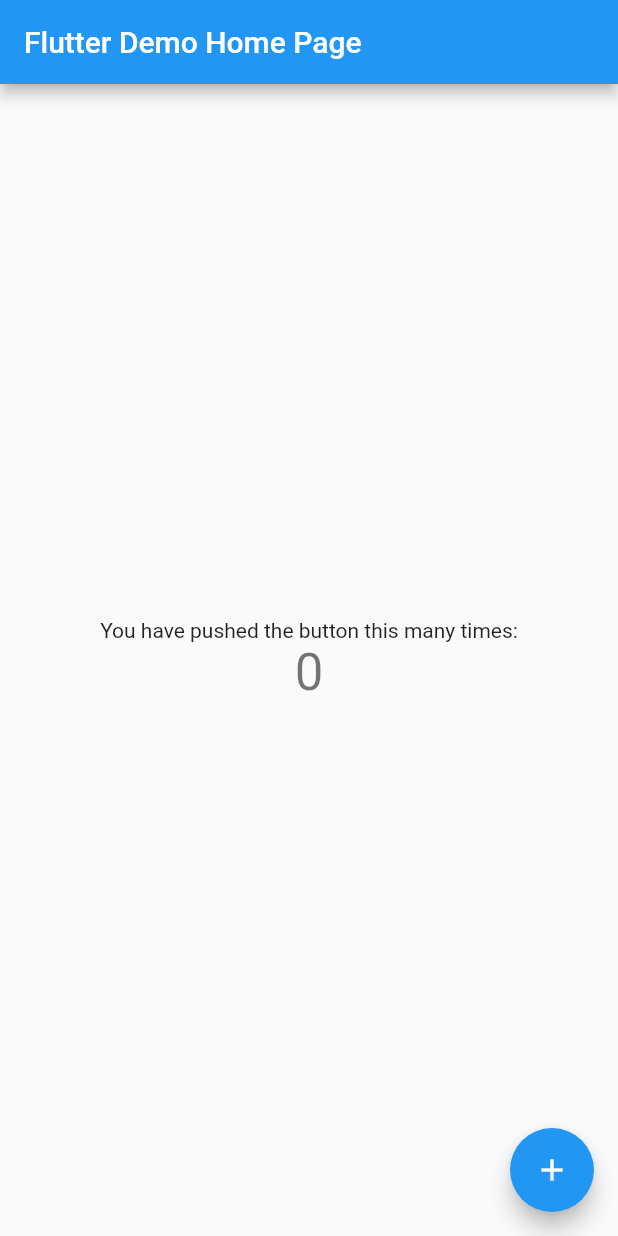
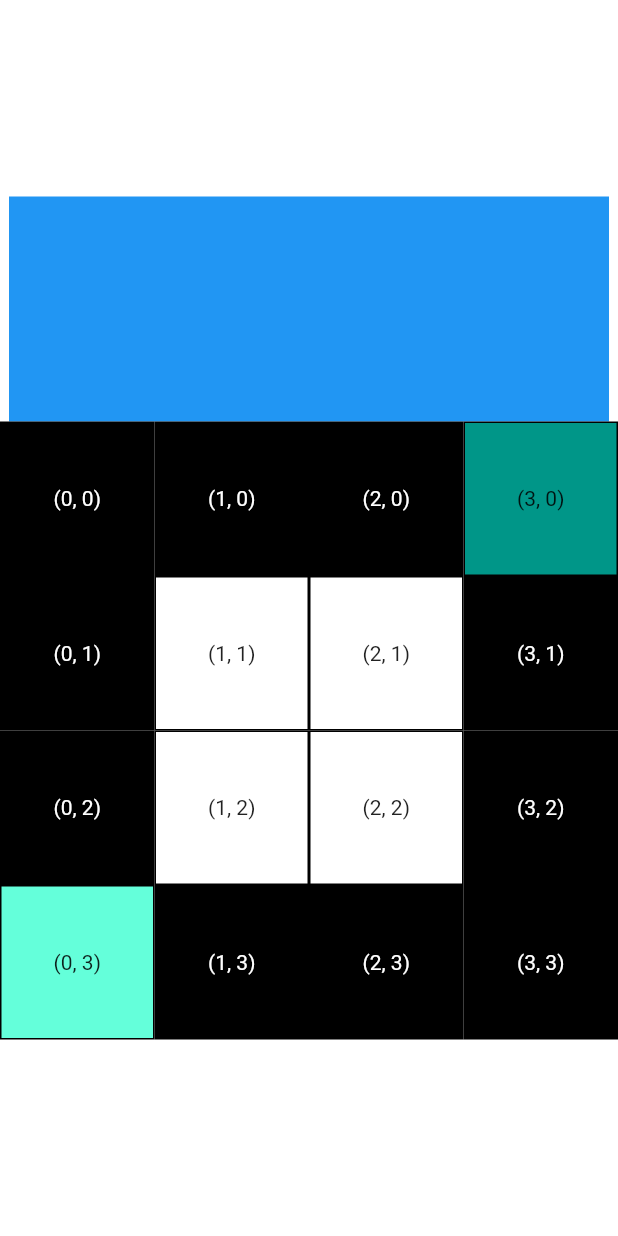
Before and after one commit to Dusskyman/path_finder, a Flutter app: the screen it shows after launch, on a phone screen of 412 x 824 dp. Run offline on Flutter 3.47's test engine with Material 2 defaults, Android fonts, the phone set to English and light mode, and no system bars; our stand-ins replace freezed_annotation.

Commit message:
Temp field page realization

```diff
--- a/lib/main.dart
+++ b/lib/main.dart
@@ -1,115 +1,166 @@
 import 'package:flutter/material.dart';
+import 'package:path_finder/app_conts.dart';
+import 'package:path_finder/models/field_model.dart';
 
 void main() {
-  runApp(const MyApp());
+  runApp(const Application());
 }
 
-class MyApp extends StatelessWidget {
-  const MyApp({super.key});
+class Application extends StatelessWidget {
+  const Application({super.key});
 
-  // This widget is the root of your application.
   @override
   Widget build(BuildContext context) {
-    return MaterialApp(
-      title: 'Flutter Demo',
-      theme: ThemeData(
-        // This is the theme of your application.
-        //
-        // Try running your application with "flutter run". You'll see the
-        // application has a blue toolbar. Then, without quitting the app, try
-        // changing the primarySwatch below to Colors.green and then invoke
-        // "hot reload" (press "r" in the console where you ran "flutter run",
-        // or simply save your changes to "hot reload" in a Flutter IDE).
-        // Notice that the counter didn't reset back to zero; the application
-        // is not restarted.
-        primarySwatch: Colors.blue,
-      ),
-      home: const MyHomePage(title: 'Flutter Demo Home Page'),
+    return const MaterialApp(
+      home: MainPage(),
     );
   }
 }
 
-class MyHomePage extends StatefulWidget {
-  const MyHomePage({super.key, required this.title});
-
-  // This widget is the home page of your application. It is stateful, meaning
-  // that it has a State object (defined below) that contains fields that affect
-  // how it looks.
-
-  // This class is the configuration for the state. It holds the values (in this
-  // case the title) provided by the parent (in this case the App widget) and
-  // used by the build method of the State. Fields in a Widget subclass are
-  // always marked "final".
-
-  final String title;
+class MainPage extends StatefulWidget {
+  const MainPage({super.key});
 
   @override
-  State<MyHomePage> createState() => _MyHomePageState();
+  State<MainPage> createState() => _MainPageState();
 }
 
-class _MyHomePageState extends State<MyHomePage> {
-  int _counter = 0;
-
-  void _incrementCounter() {
-    setState(() {
-      // This call to setState tells the Flutter framework that something has
-      // changed in this State, which causes it to rerun the build method below
-      // so that the display can reflect the updated values. If we changed
-      // _counter without calling setState(), then the build method would not be
-      // called again, and so nothing would appear to happen.
-      _counter++;
-    });
-  }
+class _MainPageState extends State<MainPage> {
+  late final FieldModel fieldModel = const FieldModel(
+    id: '',
+    field: [
+      "XXX.",
+      "X..X",
+      "X..X",
+      ".XXX",
+    ],
+    start: {'x': 0, 'y': 3},
+    end: {'x': 3, 'y': 0},
+  );
 
   @override
   Widget build(BuildContext context) {
-    // This method is rerun every time setState is called, for instance as done
-    // by the _incrementCounter method above.
-    //
-    // The Flutter framework has been optimized to make rerunning build methods
-    // fast, so that you can just rebuild anything that needs updating rather
-    // than having to individually change instances of widgets.
     return Scaffold(
-      appBar: AppBar(
-        // Here we take the value from the MyHomePage object that was created by
-        // the App.build method, and use it to set our appbar title.
-        title: Text(widget.title),
+      backgroundColor: Colors.white,
+      body: Column(
+        mainAxisAlignment: MainAxisAlignment.center,
+        crossAxisAlignment: CrossAxisAlignment.center,
+        children: [
+          Row(
+            mainAxisAlignment: MainAxisAlignment.center,
+            children: [
+              Container(
+                height: 150.0,
+                width: 400.0,
+                color: Colors.blue,
+                child: InkWell(
+                  onTap: () {
+                    print(fieldModel.proccedField);
+                  },
+                ),
+              ),
+            ],
+          ),
+          customGridBuilder(fieldModel),
+        ],
       ),
-      body: Center(
-        // Center is a layout widget. It takes a single child and positions it
-        // in the middle of the parent.
-        child: Column(
-          // Column is also a layout widget. It takes a list of children and
-          // arranges them vertically. By default, it sizes itself to fit its
-          // children horizontally, and tries to be as tall as its parent.
-          //
-          // Invoke "debug painting" (press "p" in the console, choose the
-          // "Toggle Debug Paint" action from the Flutter Inspector in Android
-          // Studio, or the "Toggle Debug Paint" command in Visual Studio Code)
-          // to see the wireframe for each widget.
-          //
-          // Column has various properties to control how it sizes itself and
-          // how it positions its children. Here we use mainAxisAlignment to
-          // center the children vertically; the main axis here is the vertical
-          // axis because Columns are vertical (the cross axis would be
-          // horizontal).
-          mainAxisAlignment: MainAxisAlignment.center,
-          children: <Widget>[
-            const Text(
-              'You have pushed the button this many times:',
-            ),
-            Text(
-              '$_counter',
-              style: Theme.of(context).textTheme.headlineMedium,
-            ),
-          ],
-        ),
-      ),
-      floatingActionButton: FloatingActionButton(
-        onPressed: _incrementCounter,
-        tooltip: 'Increment',
-        child: const Icon(Icons.add),
-      ), // This trailing comma makes auto-formatting nicer for build methods.
     );
   }
 }
+
+Widget customGridBuilder(FieldModel model) {
+  int x = -1;
+  int y = -1;
+  return Column(
+    children: model.proccedField.map(
+      (e) {
+        y++;
+        x = -1;
+        return Row(
+          children: e.map(
+            (e) {
+              x++;
+              return customCellBuilder(
+                  startPoint: model.formatedStartPoint,
+                  endPoint: model.formatedEndPoint,
+                  data: e,
+                  text: '($x, $y)');
+            },
+          ).toList(),
+        );
+      },
+    ).toList(),
+  );
+}
+
+Widget customCellBuilder({
+  required String startPoint,
+  required String endPoint,
+  required String data,
+  required String text,
+}) {
+  if (data == "X") {
+    return Expanded(
+      child: AspectRatio(
+        aspectRatio: 1 / 1,
+        child: DecoratedBox(
+          decoration: BoxDecoration(
+            border: Border.all(),
+            color: AppConsts.fieldBlockedColor,
+          ),
+          child: Center(
+            child: Text(
+              text,
+              style: const TextStyle(color: Colors.white),
+            ),
+          ),
+        ),
+      ),
+    );
+  }
+  if (text == startPoint) {
+    return Expanded(
+      child: AspectRatio(
+        aspectRatio: 1 / 1,
+        child: DecoratedBox(
+          decoration: BoxDecoration(
+            border: Border.all(),
+            color: AppConsts.fieldStartColor,
+          ),
+          child: Center(
+            child: Text(text),
+          ),
+        ),
+      ),
+    );
+  }
+  if (text == endPoint) {
+    return Expanded(
+      child: AspectRatio(
+        aspectRatio: 1 / 1,
+        child: DecoratedBox(
+          decoration: BoxDecoration(
+            border: Border.all(),
+            color: AppConsts.fieldEndColor,
+          ),
+          child: Center(
+            child: Text(text),
+          ),
+        ),
+      ),
+    );
+  }
+  return Expanded(
+    child: AspectRatio(
+      aspectRatio: 1 / 1,
+      child: DecoratedBox(
+        decoration: BoxDecoration(
+          border: Border.all(),
+          color: AppConsts.fieldEmptyColor,
+        ),
+        child: Center(
+          child: Text(text),
+        ),
+      ),
+    ),
+  );
+}
--- /dev/null
+++ b/lib/models/field_model.dart
@@ -0,0 +1,25 @@
+import 'package:flutter/material.dart';
+import 'package:freezed_annotation/freezed_annotation.dart';
+
+part 'field_model.freezed.dart';
+part 'field_model.g.dart';
+
+@freezed
+class FieldModel with _$FieldModel {
+  const factory FieldModel({
+    required String id,
+    required List<String> field,
+    required Map<String, int> start,
+    required Map<String, int> end,
+  }) = _FieldModel;
+
+  const FieldModel._();
+
+  List<List<String>> get proccedField =>
+      field.map((line) => line.characters.map((e) => e).toList()).toList();
+  String get formatedStartPoint => '(${start['x']}, ${start['y']})';
+  String get formatedEndPoint => '(${end['x']}, ${end['y']})';
+
+  factory FieldModel.fromJson(Map<String, Object?> json) =>
+      _$FieldModelFromJson(json);
+}
```
Also changed, not shown: lib/app_conts.dart (added, +9 -0 lines), pubspec.yaml (+7 -36 lines), lib/models/field_model.freezed.dart (added), lib/models/field_model.g.dart (added), pubspec.lock.
